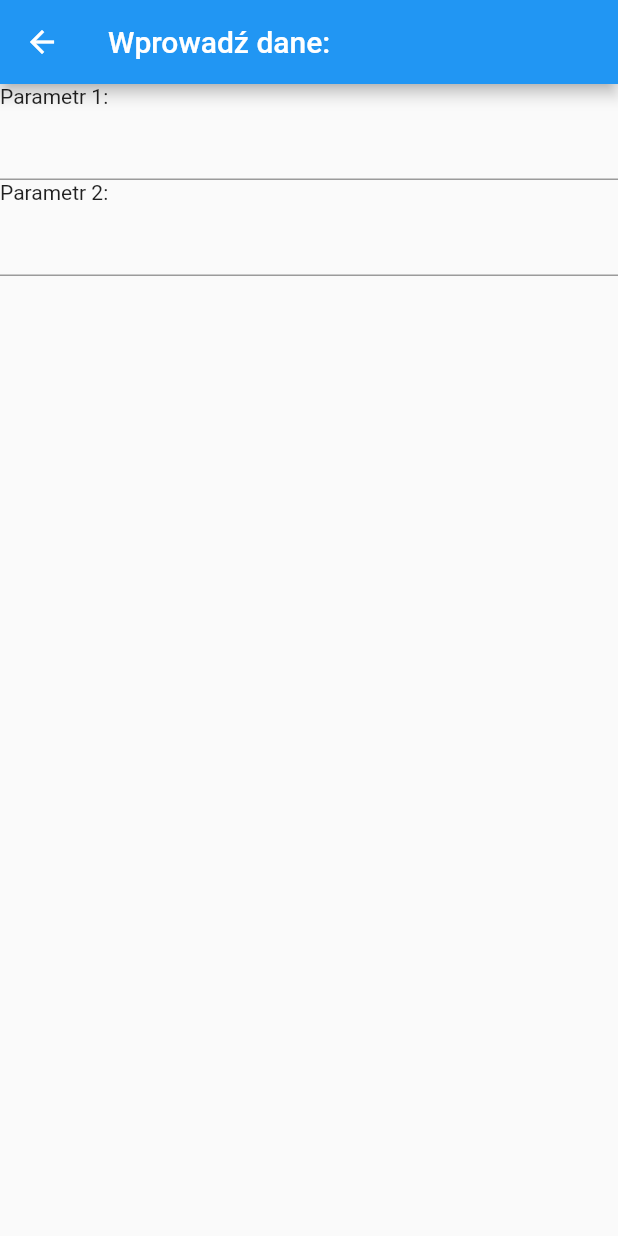
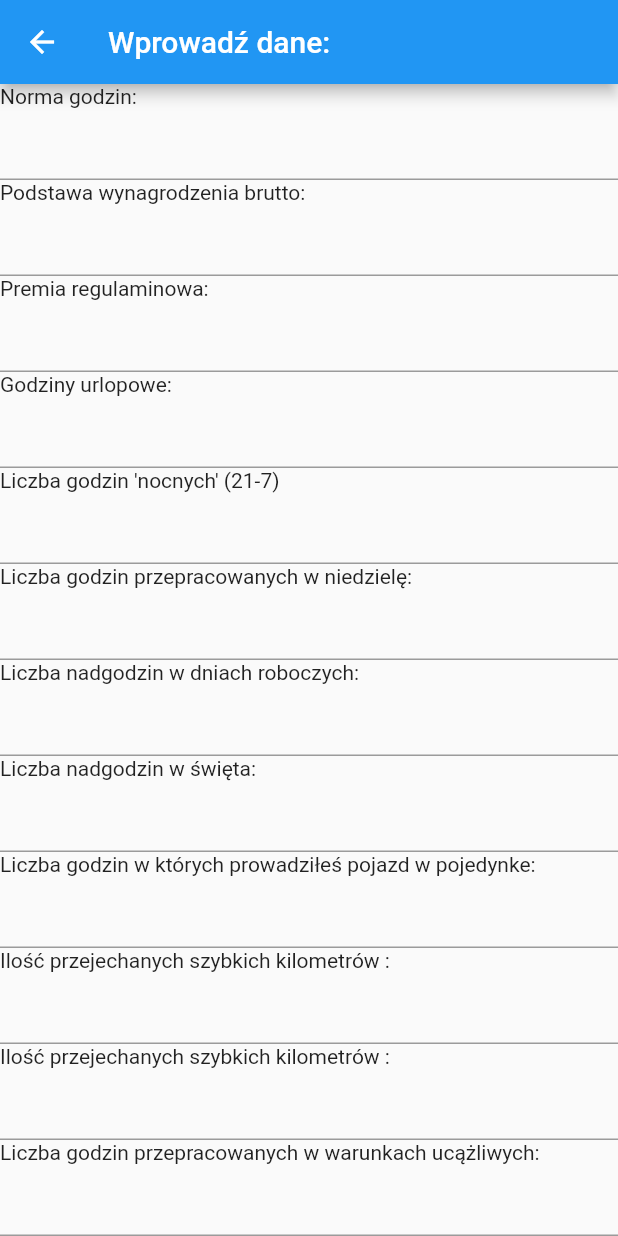
Before and after one commit to MarcinSzramka/pensja_maszynisty, a Flutter app: the SecondRoute screen opened directly, on a phone screen of 412 x 824 dp. Run offline on Flutter 3.47's test engine with Material 2 defaults, Android fonts, the phone set to English and light mode, and no system bars; our stand-ins replace carousel_slider.

```diff
--- a/pensja_maszynisty/lib/main.dart
+++ b/pensja_maszynisty/lib/main.dart
@@ -49,20 +49,130 @@ class SecondRoute extends StatelessWidget {
               child: Column(
                   crossAxisAlignment: CrossAxisAlignment.start,
                   children: <Widget>[
-                    Text("Parametr 1:"),
+                    Text("Norma godzin:"),
                     TextFormField(
+
                       validator: (value) {
                         if (value.isEmpty) {
-                          return 'Please enter some text';
+                          return 'Wpisz normę godzin !';
                         }
                         return null;
                       },
                     ),
-                    Text("Parametr 2:"),
+                    Text("Podstawa wynagrodzenia brutto:"),
                     TextFormField(
                       validator: (value) {
                         if (value.isEmpty) {
-                          return 'Please enter some text';
+                          return 'Wpisz podstewę wynagrodzenia !';
+                        }
+                        return null;
+                      },
+                    ),
+                    Text("Premia regulaminowa:"),
+                    TextFormField(
+                      validator: (value) {
+                        if (value.isEmpty) {
+                          return 'Wpisz kwotę premii regulaminowej:';
+                        }
+                        return null;
+                      },
+                    ),
+                    Text("Godziny urlopowe:"),
+                    TextFormField(
+                      validator: (value) {
+                        if (value.isEmpty) {
+                          return 'Wpisz liczbę godzin urlopowych !';
+                        }
+                        return null;
+                      },
+                    ),
+                    Text("Liczba godzin 'nocnych' (21-7)"),
+                    TextFormField(
+                      validator: (value) {
+                        if (value.isEmpty) {
+                          return 'Wpisz liczbę godzin nocnych !';
+                        }
+                        return null;
+                      },
+                    ),
+                    Text("Liczba godzin przepracowanych w niedzielę:"),
+                    TextFormField(
+                      validator: (value) {
+                        if (value.isEmpty) {
+                          return 'Wpisz liczbę godzin nprzepracowanych w niedzielę !';
+                        }
+                        return null;
+                      },
+                    ),
+                    Text("Liczba nadgodzin w dniach roboczych:"),
+                    TextFormField(
+                      validator: (value) {
+                        if (value.isEmpty) {
+                          return 'Wpisz liczbę nadgodzin w dniach roboczych !';
+                        }
+                        return null;
+                      },
+                    ),
+                    Text("Liczba nadgodzin w święta:"),
+                    TextFormField(
+                      validator: (value) {
+                        if (value.isEmpty) {
+                          return 'Wpisz liczbę nadgodzin w święta!';
+                        }
+                        return null;
+                      },
+                    ),
+
+                    Text("Liczba godzin w których prowadziłeś pojazd w pojedynke:"),
+                    TextFormField(
+                      validator: (value) {
+                        if (value.isEmpty) {
+                          return 'Wpisz liczbę godzin w których prowadziłeś pojazd w pojedynke!';
+                        }
+                        return null;
+                      },
+                    ),
+                    Text("Ilość przejechanych szybkich kilometrów :"),
+                    TextFormField(
+                      validator: (value) {
+                        if (value.isEmpty) {
+                          return 'Wpisz ilość przejechanych szybkich kilometrów!';
+                        }
+                        return null;
+                      },
+                    ),
+                    Text("Ilość przejechanych szybkich kilometrów :"),
+                    TextFormField(
+                      validator: (value) {
+                        if (value.isEmpty) {
+                          return 'Wpisz ilość przejechanych szybkich kilometrów!';
+                        }
+                        return null;
+                      },
+                    ),
+                    Text("Liczba godzin przepracowanych w warunkach ucążliwych:"),
+                    TextFormField(
+                      validator: (value) {
+                        if (value.isEmpty) {
+                          return 'Wpisz liczbę godzin przepracowanych w warunkach ucążliwych!';
+                        }
+                        return null;
+                      },
+                    ),
+                    Text("ilość służb manewrowych w których manewry wynosiły więcej niż 80% służby:"),
+                    TextFormField(
+                      validator: (value) {
+                        if (value.isEmpty) {
+                          return 'Wpisz liczbę godzin przepracowanych w warunkach ucążliwych!';
+                        }
+                        return null;
+                      },
+                    ),
+                    Text("Dodatek stażowy:"),
+                    TextFormField(
+                      validator: (value) {
+                        if (value.isEmpty) {
+                          return 'Wpisz dodatek stażowy!';
                         }
                         return null;
                       },
@@ -71,14 +181,35 @@ class SecondRoute extends StatelessWidget {
 
             ]
           )
+          ),
+          ButtonBar(
+            buttonHeight: MediaQuery.of(context).size.height*0.1,
+            children: <Widget>[FlatButton(
+
+              child: Text('Pokaż wynik'),
+              color: Color(0xFF0D47A1),
+              textColor: Colors.white70,
+              onPressed:() {
+                Navigator.push(
+                  context,
+                  MaterialPageRoute(builder: (context) => ResultRoute()),
+                );
+              },
+            ),],
+
           )
+
+
+
         ]
        ),
 
     );
   }
 }
+
 //<=================1.STRONA===============>
+
 class _MyHomePageState extends State<MyHomePage> {
 
 
@@ -191,6 +322,7 @@ class _MyHomePageState extends State<MyHomePage> {
 
   }
 }
+//<================credits route==================>
 class CreditsRoute extends StatelessWidget {
 
   @override
@@ -210,3 +342,24 @@ class CreditsRoute extends StatelessWidget {
     );
   }
 }
+
+//<================formularz wynikowy==================>
+class ResultRoute extends StatelessWidget {
+
+  @override
+
+  Widget build(BuildContext context) {
+    return Scaffold(
+        appBar: AppBar(
+          title: Text("O programie:"),
+        ),
+        body: Text(
+          'Formularz wynikowy!',
+          textAlign: TextAlign.center,
+          overflow: TextOverflow.ellipsis,
+          style: TextStyle(fontWeight: FontWeight.bold),
+        )
+
+    );
+  }
+}
```
